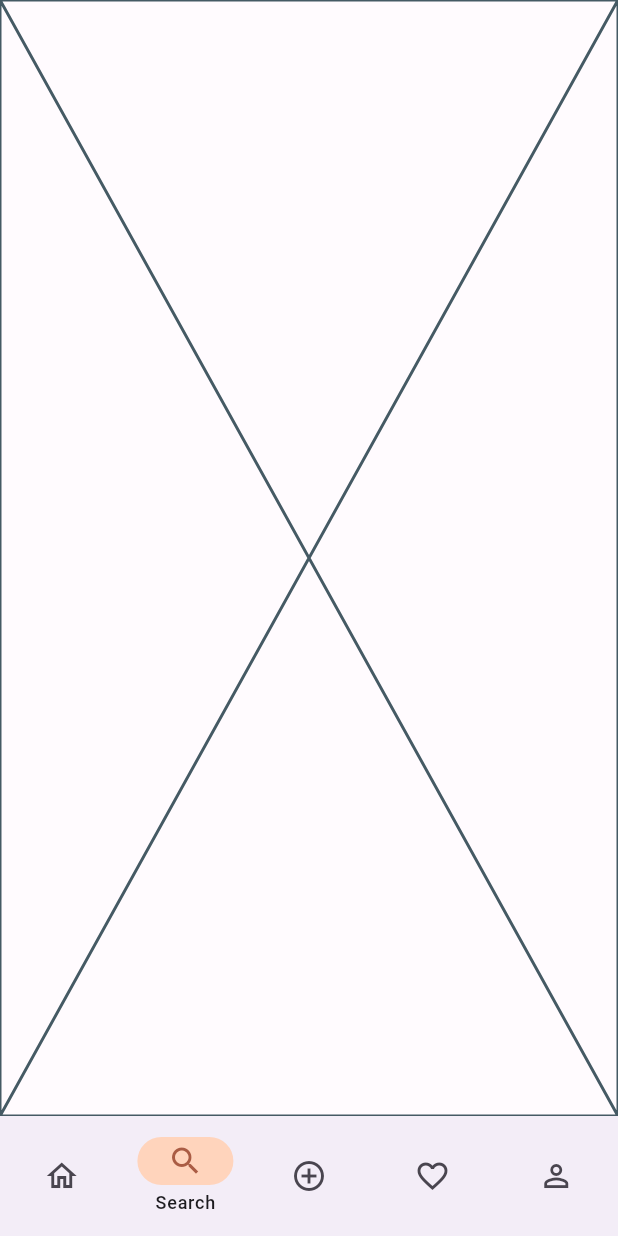
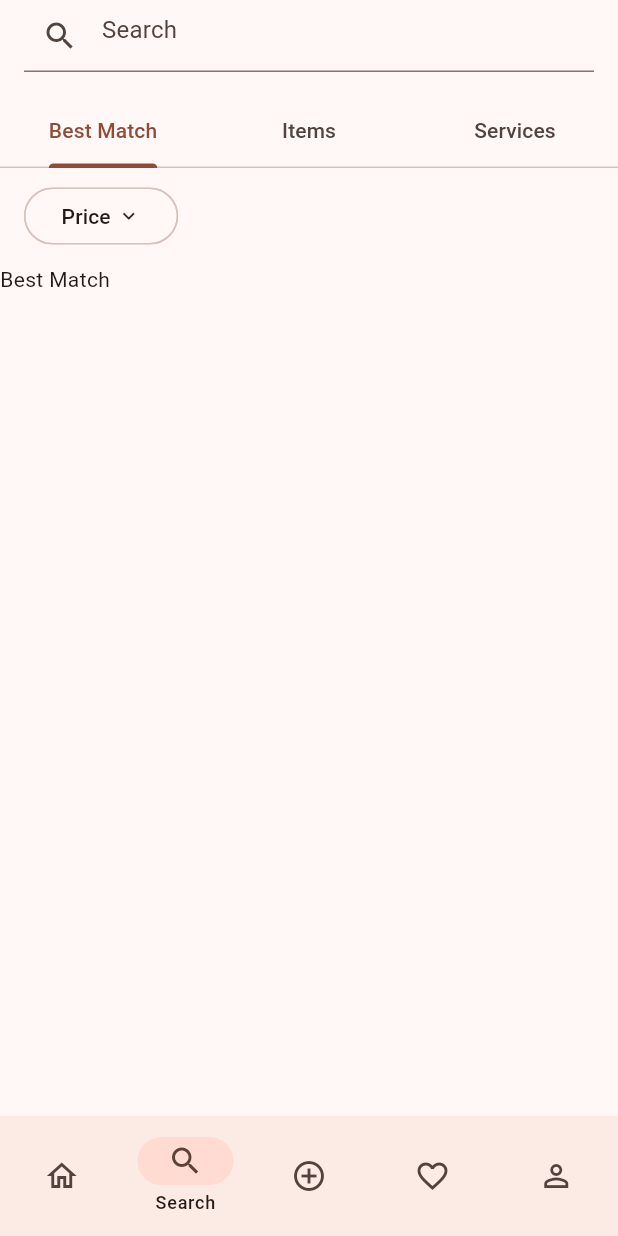
Before and after one commit to Layhout/rentify-app, a Flutter app: the screen it shows once a user with an empty profile is signed in, item 2 of the bottom bar chosen, on a phone screen of 412 x 824 dp. Run offline on Flutter 3.47's test engine with Material 3 defaults, Android fonts, the phone set to English and light mode, and no system bars; our stand-ins replace cached_network_image, dio, flutter_dotenv, flutter_riverpod, flutter_svg, freezed_annotation and 6 more; accounts and stored records are empty; generated files the repository leaves out were written again; network calls fail; Roboto replaces fonts that are missing (Spline Sans).

Commit message:
feat: implement search UI components and configure Firebase URL schemes

```diff
--- a/lib/common_widgets/theme/app_theme.dart
+++ b/lib/common_widgets/theme/app_theme.dart
@@ -42,108 +42,12 @@ class AppTheme {
 
   /// Light color scheme
   static ColorScheme lightScheme() {
-    return const ColorScheme(
-      brightness: Brightness.light,
-      primary: Color(0xFFC96245),
-      surfaceTint: Color(0xFFC96245),
-      onPrimary: Color(0xFFFFFFFF),
-      primaryContainer: Color(0xFFffb295),
-      onPrimaryContainer: Color(0xFFa13a1d),
-      secondary: Color(0xFFD2846C),
-      onSecondary: Color(0xFF000000),
-      secondaryContainer: Color(0xFFffd4bc),
-      onSecondaryContainer: Color(0xFFaa5c44),
-      tertiary: Color(0xFFD0694C),
-      onTertiary: Color(0xFF000000),
-      tertiaryContainer: Color(0xFFffb99c),
-      onTertiaryContainer: Color(0xFFa84124),
-      error: Color(0xFFBA1A1A),
-      onError: Color(0xFFFFFFFF),
-      errorContainer: Color(0xFFFFDAD6),
-      onErrorContainer: Color(0xFF93000A),
-      surface: Color(0xFFFFFBFE),
-      onSurface: Color(0xFF1C1B1F),
-      onSurfaceVariant: Color(0xFF49454F),
-      outline: Color(0xFF79747E),
-      outlineVariant: Color(0xFFCAC4D0),
-      shadow: Color(0xFF000000),
-      scrim: Color(0xFF000000),
-      inverseSurface: Color(0xFF313033),
-      onInverseSurface: Color(0xFFF4EFF4),
-      inversePrimary: Color(0xFFb54e31),
-      primaryFixed: Color(0xFFffb295),
-      onPrimaryFixed: Color(0xFF8d2609),
-      primaryFixedDim: Color(0xFFff9e81),
-      onPrimaryFixedVariant: Color(0xFFb54e31),
-      secondaryFixed: Color(0xFFffd4bc),
-      onSecondaryFixed: Color(0xFF964830),
-      secondaryFixedDim: Color(0xFFffc0a8),
-      onSecondaryFixedVariant: Color(0xFFbe7058),
-      tertiaryFixed: Color(0xFFffb99c),
-      onTertiaryFixed: Color(0xFF942d10),
-      tertiaryFixedDim: Color(0xFFffa588),
-      onTertiaryFixedVariant: Color(0xFFbc5538),
-      surfaceDim: Color(0xFFE6E0E9),
-      surfaceBright: Color(0xFFFFFBFE),
-      surfaceContainerLowest: Color(0xFFFFFFFF),
-      surfaceContainerLow: Color(0xFFF7F2FA),
-      surfaceContainer: Color(0xFFF3EDF7),
-      surfaceContainerHigh: Color(0xFFECE6F0),
-      surfaceContainerHighest: Color(0xFFE6E0E9),
-    );
+    return ColorScheme.fromSeed(seedColor: Color(0xFFC96245), brightness: Brightness.light);
   }
 
   /// Dark color scheme
   static ColorScheme darkScheme() {
-    return const ColorScheme(
-      brightness: Brightness.dark,
-      primary: Color(0xFFb54e31),
-      surfaceTint: Color(0xFFb54e31),
-      onPrimary: Color(0xFFFFFFFF),
-      primaryContainer: Color(0xFF8d2609),
-      onPrimaryContainer: Color(0xFFFFFFFF),
-      secondary: Color(0xFFbe7058),
-      onSecondary: Color(0xFF000000),
-      secondaryContainer: Color(0xFF964830),
-      onSecondaryContainer: Color(0xFFFFFFFF),
-      tertiary: Color(0xFFbc5538),
-      onTertiary: Color(0xFFFFFFFF),
-      tertiaryContainer: Color(0xFF942d10),
-      onTertiaryContainer: Color(0xFFFFFFFF),
-      error: Color(0xFFFFB4AB),
-      onError: Color(0xFF000000),
-      errorContainer: Color(0xFF93000A),
-      onErrorContainer: Color(0xFFFFFFFF),
-      surface: Color(0xFF10090D),
-      onSurface: Color(0xFFE6E0E9),
-      onSurfaceVariant: Color(0xFFCAC4D0),
-      outline: Color(0xFF938F99),
-      outlineVariant: Color(0xFF49454F),
-      shadow: Color(0xFF000000),
-      scrim: Color(0xFF000000),
-      inverseSurface: Color(0xFFE6E0E9),
-      onInverseSurface: Color(0xFF313033),
-      inversePrimary: Color(0xFFC96245),
-      primaryFixed: Color(0xFFffb295),
-      onPrimaryFixed: Color(0xFF8d2609),
-      primaryFixedDim: Color(0xFFff9e81),
-      onPrimaryFixedVariant: Color(0xFFb54e31),
-      secondaryFixed: Color(0xFFffd4bc),
-      onSecondaryFixed: Color(0xFF964830),
-      secondaryFixedDim: Color(0xFFffc0a8),
-      onSecondaryFixedVariant: Color(0xFFbe7058),
-      tertiaryFixed: Color(0xFFffb99c),
-      onTertiaryFixed: Color(0xFF942d10),
-      tertiaryFixedDim: Color(0xFFffa588),
-      onTertiaryFixedVariant: Color(0xFFbc5538),
-      surfaceDim: Color(0xFF10090D),
-      surfaceBright: Color(0xFF362F33),
-      surfaceContainerLowest: Color(0xFF0B0509),
-      surfaceContainerLow: Color(0xFF1D1418),
-      surfaceContainer: Color(0xFF211A1E),
-      surfaceContainerHigh: Color(0xFF2B2329),
-      surfaceContainerHighest: Color(0xFF362F33),
-    );
+    return ColorScheme.fromSeed(seedColor: Color(0xFFC96245), brightness: Brightness.dark);
   }
 
   /// Light medium contrast color scheme
@@ -481,7 +385,7 @@ class AppTheme {
     contentPadding: EdgeInsets.symmetric(horizontal: 0, vertical: AppConstants.spacingSM),
     border: UnderlineInputBorder(borderSide: BorderSide(color: colorScheme.outline)),
     enabledBorder: UnderlineInputBorder(borderSide: BorderSide(color: colorScheme.outline)),
-    focusedBorder: UnderlineInputBorder(borderSide: BorderSide(color: colorScheme.primary)),
+    focusedBorder: UnderlineInputBorder(borderSide: BorderSide(color: colorScheme.primary, width: 2)),
     errorBorder: UnderlineInputBorder(borderSide: BorderSide(color: colorScheme.error)),
   );
 
--- a/lib/features/home/ui/home_screen.dart
+++ b/lib/features/home/ui/home_screen.dart
@@ -28,7 +28,9 @@ class _HomeScreenState extends ConsumerState<HomeScreen> {
 
   @override
   Widget build(BuildContext context) {
-    return Scaffold(
+    return GestureDetector(
+      onTap: () => FocusManager.instance.primaryFocus?.unfocus(),
+      child: Scaffold(
         appBar: _currentPageIndex == 0
             ? AppBar(
                 title: Text(
@@ -71,6 +73,7 @@ class _HomeScreenState extends ConsumerState<HomeScreen> {
               )
               .toList(),
         ),
+      ),
     );
   }
 }
--- /dev/null
+++ b/lib/features/home/ui/widgets/search_field.dart
@@ -0,0 +1,54 @@
+import 'package:flutter/material.dart';
+
+class SearchField extends StatefulWidget {
+  const SearchField({super.key, required this.onSearch});
+
+  final ValueSetter<String> onSearch;
+
+  @override
+  State<SearchField> createState() => _SearchFieldState();
+}
+
+class _SearchFieldState extends State<SearchField> {
+  final TextEditingController _searchController = TextEditingController();
+
+  bool _showClearButton = false;
+
+  @override
+  void initState() {
+    super.initState();
+    _searchController.addListener(() {
+      setState(() {
+        _showClearButton = _searchController.text.isNotEmpty;
+      });
+    });
+  }
+
+  @override
+  void dispose() {
+    _searchController.dispose();
+    super.dispose();
+  }
+
+  @override
+  Widget build(BuildContext context) {
+    return TextField(
+      controller: _searchController,
+      textInputAction: TextInputAction.search,
+      onSubmitted: widget.onSearch,
+      decoration: InputDecoration(
+        prefixIcon: Icon(Icons.search),
+        hintText: "Search",
+        suffixIcon: _showClearButton
+            ? InkWell(
+                onTap: () {
+                  _searchController.clear();
+                  widget.onSearch("");
+                },
+                child: Icon(Icons.close),
+              )
+            : null,
+      ),
+    );
+  }
+}
--- /dev/null
+++ b/lib/features/home/ui/widgets/search_result.dart
@@ -0,0 +1,47 @@
+import 'package:flutter/material.dart';
+import 'package:rentify_app/common_widgets/theme/app_constants.dart';
+import 'package:rentify_app/common_widgets/theme/theme_extensions.dart';
+
+class SearchResult extends StatelessWidget {
+  const SearchResult({super.key});
+
+  @override
+  Widget build(BuildContext context) {
+    return DefaultTabController(
+      initialIndex: 0,
+      length: 3,
+      child: Column(
+        crossAxisAlignment: CrossAxisAlignment.start,
+        children: [
+          TabBar(
+            labelPadding: EdgeInsets.zero,
+            tabs: [
+              Tab(text: "Best Match"),
+              Tab(text: "Items"),
+              Tab(text: "Services"),
+            ],
+          ),
+          SingleChildScrollView(
+            scrollDirection: Axis.horizontal,
+            padding: EdgeInsets.symmetric(horizontal: AppConstants.spacingMD, vertical: AppConstants.spacingSM),
+            child: Row(
+              children: [
+                ActionChip(
+                  label: Row(
+                    children: [
+                      Text("Price"),
+                      context.gapXS,
+                      Icon(Icons.keyboard_arrow_down, size: AppConstants.spacingMD),
+                    ],
+                  ),
+                  onPressed: () {},
+                ),
+              ],
+            ),
+          ),
+          TabBarView(children: [Text("Best Match"), Text("Items"), Text("Services")]).expanded(),
+        ],
+      ),
+    );
+  }
+}
--- a/lib/features/home/ui/widgets/search_tab.dart
+++ b/lib/features/home/ui/widgets/search_tab.dart
@@ -1,10 +1,20 @@
 import 'package:flutter/material.dart';
+import 'package:rentify_app/common_widgets/theme/app_constants.dart';
+import 'package:rentify_app/common_widgets/theme/theme_extensions.dart';
+import 'package:rentify_app/features/home/ui/widgets/search_field.dart';
+import 'package:rentify_app/features/home/ui/widgets/search_result.dart';
 
 class SearchTab extends StatelessWidget {
   const SearchTab({super.key});
 
   @override
   Widget build(BuildContext context) {
-    return const Placeholder();
+    return Column(
+      children: [
+        SearchField(onSearch: (value) {}).paddingSymmetric(horizontal: AppConstants.spacingMD),
+        context.gapMD,
+        SearchResult().expanded(),
+      ],
+    ).safeArea(bottom: false);
   }
 }
```
Lines whose indentation alone changed are shown as unchanged.
